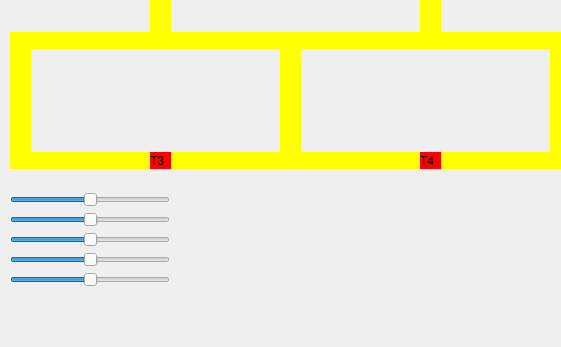
Above: Trem_-_Codigo_Fonte_1/Código QT5 Ubuntu - Trem/mainwindow.ui from IagoGMacedo/IMD0036-Sistemas-Operacionais-Trems before the change; both pictures show x 0 to 561 and y 135 to 482 of the 883 by 482 pixel window. Below: the same form after it.
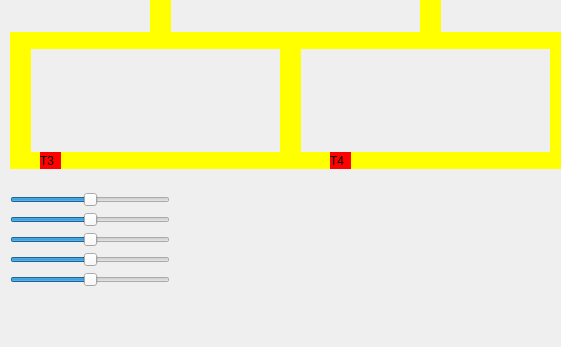
That is the form after the change.

The edit to the form file:
```diff
--- a/Trem_-_Codigo_Fonte_1/Código QT5 Ubuntu - Trem/mainwindow.ui
+++ b/Trem_-_Codigo_Fonte_1/Código QT5 Ubuntu - Trem/mainwindow.ui
@@ -331,7 +331,7 @@
    <widget class="QLabel" name="label_trem3">
     <property name="geometry">
      <rect>
-      <x>150</x>
+      <x>40</x>
       <y>270</y>
       <width>21</width>
       <height>17</height>
@@ -347,7 +347,7 @@
    <widget class="QLabel" name="label_trem4">
     <property name="geometry">
      <rect>
-      <x>420</x>
+      <x>330</x>
       <y>270</y>
       <width>21</width>
       <height>17</height>
```
